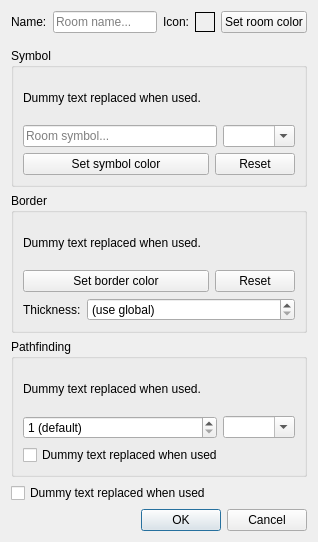
First picture: the form in src/ui/room_properties.ui, repository Mudlet/Mudlet, before the edit.
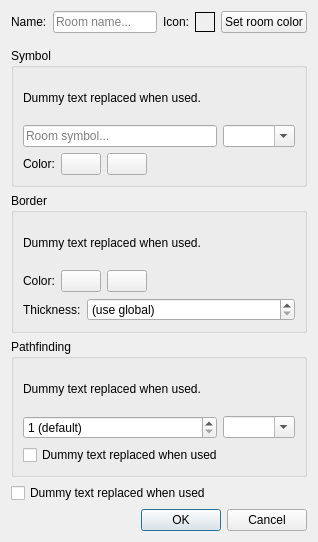
Second picture: the form after the edit.

Commit message: Improve: Colors can be typed in, with a live preview of the display and map colors

Patch:
```diff
--- a/src/ui/room_properties.ui
+++ b/src/ui/room_properties.ui
@@ -193,43 +193,58 @@
          <property name="bottomMargin">
           <number>0</number>
          </property>
+         <item>
+          <widget class="QLabel" name="label_symbolColor">
+           <property name="text">
+            <string extracomment="Label in front of the box showing the room symbol color">Color:</string>
+           </property>
+          </widget>
+         </item>
          <item>
           <widget class="QPushButton" name="pushButton_setSymbolColor">
            <property name="sizePolicy">
-            <sizepolicy hsizetype="Expanding" vsizetype="Fixed">
+            <sizepolicy hsizetype="Fixed" vsizetype="Fixed">
              <horstretch>0</horstretch>
              <verstretch>0</verstretch>
             </sizepolicy>
            </property>
-           <property name="font">
-            <font>
-             <pointsize>9</pointsize>
-            </font>
-           </property>
            <property name="toolTip">
             <string>Color of to use for the room symbol(s)</string>
            </property>
-           <property name="autoFillBackground">
-            <bool>true</bool>
-           </property>
-           <property name="text">
+           <property name="accessibleName">
             <string>Set symbol color</string>
            </property>
+           <property name="text">
+            <string notr="true"/>
+           </property>
           </widget>
          </item>
          <item>
           <widget class="QPushButton" name="pushButton_resetSymbolColor">
            <property name="sizePolicy">
-            <sizepolicy hsizetype="Minimum" vsizetype="Fixed">
+            <sizepolicy hsizetype="Fixed" vsizetype="Fixed">
              <horstretch>0</horstretch>
              <verstretch>0</verstretch>
             </sizepolicy>
            </property>
            <property name="text">
-            <string extracomment="This button is located next to the button &quot;Set symbol color&quot; and will reset the symbol color back to the original color.">Reset</string>
+            <string notr="true"/>
            </property>
           </widget>
          </item>
+         <item>
+          <spacer name="horizontalSpacer_symbolColor">
+           <property name="orientation">
+            <enum>Qt::Horizontal</enum>
+           </property>
+           <property name="sizeHint" stdset="0">
+            <size>
+             <width>0</width>
+             <height>0</height>
+            </size>
+           </property>
+          </spacer>
+         </item>
         </layout>
        </widget>
       </item>
@@ -276,10 +291,17 @@
          <property name="bottomMargin">
           <number>0</number>
          </property>
+         <item>
+          <widget class="QLabel" name="label_borderColor">
+           <property name="text">
+            <string extracomment="Label in front of the box showing the room border color">Color:</string>
+           </property>
+          </widget>
+         </item>
          <item>
           <widget class="QPushButton" name="pushButton_setBorderColor">
            <property name="sizePolicy">
-            <sizepolicy hsizetype="Expanding" vsizetype="Fixed">
+            <sizepolicy hsizetype="Fixed" vsizetype="Fixed">
              <horstretch>0</horstretch>
              <verstretch>0</verstretch>
             </sizepolicy>
@@ -287,27 +309,40 @@
            <property name="toolTip">
             <string>Color of the room border</string>
            </property>
-           <property name="autoFillBackground">
-            <bool>true</bool>
-           </property>
-           <property name="text">
+           <property name="accessibleName">
             <string>Set border color</string>
            </property>
+           <property name="text">
+            <string notr="true"/>
+           </property>
           </widget>
          </item>
          <item>
           <widget class="QPushButton" name="pushButton_resetBorderColor">
            <property name="sizePolicy">
-            <sizepolicy hsizetype="Minimum" vsizetype="Fixed">
+            <sizepolicy hsizetype="Fixed" vsizetype="Fixed">
              <horstretch>0</horstretch>
              <verstretch>0</verstretch>
             </sizepolicy>
            </property>
            <property name="text">
-            <string>Reset</string>
+            <string notr="true"/>
            </property>
           </widget>
          </item>
+         <item>
+          <spacer name="horizontalSpacer_borderColor">
+           <property name="orientation">
+            <enum>Qt::Horizontal</enum>
+           </property>
+           <property name="sizeHint" stdset="0">
+            <size>
+             <width>0</width>
+             <height>0</height>
+            </size>
+           </property>
+          </spacer>
+         </item>
         </layout>
        </widget>
       </item>
```
Left out of the diff: 12 changed lines with no effect on the pictures. The commit also changes 31 other files.
